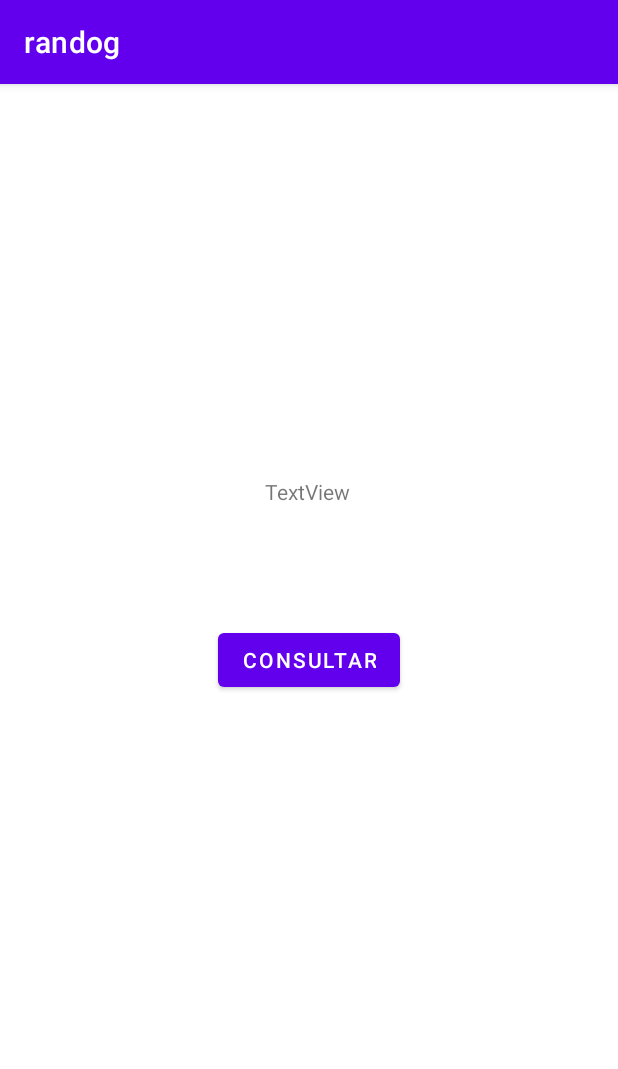
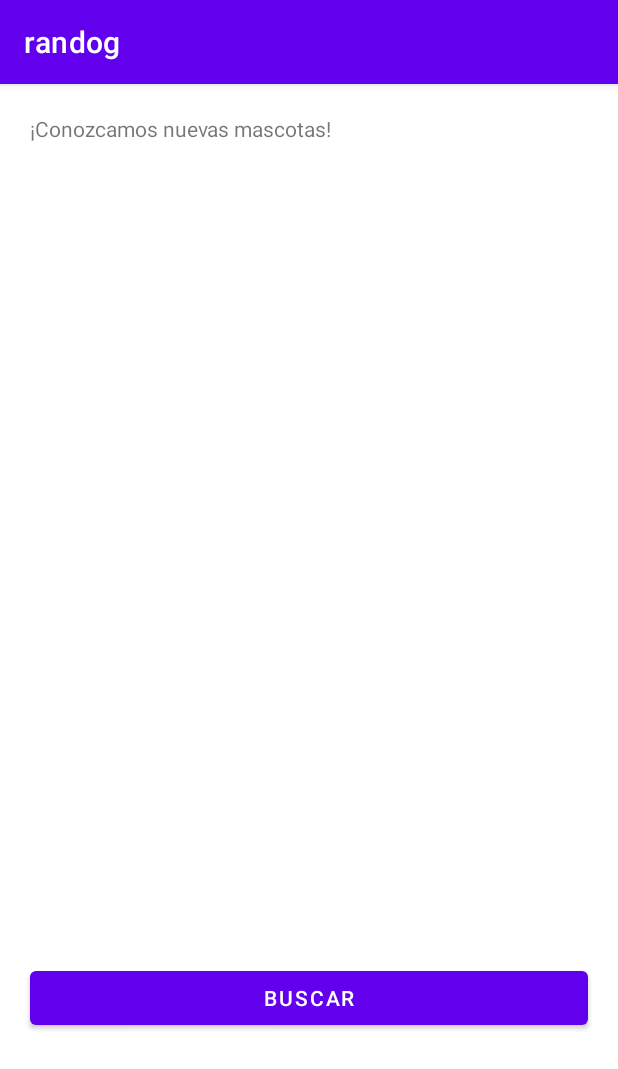
Before and after one commit to CristhianRiveraR/randog, an Android app: the screen it shows after launch (MainActivity), on a phone screen of 412 x 824 dp. Shown: the top 1069 px of the screen. Run offline under Robolectric (Android 15) with nearby library versions, the light colour scheme and no system bars; our stand-ins replace Volley.

Commit message:
Se lsitan las mascotas

```diff
--- a/app/src/main/java/com/example/randog/MainActivity.java
+++ b/app/src/main/java/com/example/randog/MainActivity.java
@@ -6,6 +6,7 @@ import android.os.Bundle;
 import android.view.View;
 import android.widget.Button;
 import android.widget.ImageView;
+import android.widget.ListView;
 import android.widget.TextView;
 
 import com.android.volley.Request;
@@ -14,6 +15,8 @@ import com.android.volley.Response;
 import com.android.volley.VolleyError;
 import com.android.volley.toolbox.StringRequest;
 import com.android.volley.toolbox.Volley;
+import com.example.randog.models.Perro;
+import com.example.randog.resources.Adaptador;
 import com.example.randog.resources.DownLoadImageTask;
 
 
@@ -30,17 +33,21 @@ import javax.net.ssl.X509TrustManager;
 import java.security.KeyManagementException;
 import java.security.NoSuchAlgorithmException;
 import java.security.cert.X509Certificate;
+import java.util.ArrayList;
 import java.util.ResourceBundle;
 
 
 public class MainActivity extends AppCompatActivity {
 
-    Button btnConsultar;
-    TextView txtPrb;
-    RequestQueue requestQueue;
-    ImageView imgDog;
-    String pesoImg;
-    String urlImg =".mp4";
+    private Button btnConsultar;
+    private RequestQueue requestQueue;
+
+    private ListView lvItems;
+    private Adaptador adaptador;
+    private ArrayList<Perro> arrayPerros = new ArrayList<>();
+
+    private String pesoImg="";
+    private String urlImg =".mp4";
     //Pruebas
 
 
@@ -54,20 +61,23 @@ public class MainActivity extends AppCompatActivity {
 
         requestQueue = Volley.newRequestQueue(this);
         initCompnents();
+        llenarItems();
         fixSsl();
 
         setActions();
+
         initThread();
 
     }
 
     private void initCompnents(){
-        btnConsultar = findViewById(R.id.btnConsultar);
-        txtPrb = findViewById(R.id.txtPrb);
-        imgDog = findViewById(R.id.imgDog);
+        lvItems = (ListView) findViewById(R.id.lvItems);
+
+        btnConsultar = (Button)  findViewById(R.id.btnConsultar);
     }
 
     private void setActions(){
+
         btnConsultar.setOnClickListener(new View.OnClickListener() {
             @Override
             public void onClick(View view) {
@@ -76,6 +86,12 @@ public class MainActivity extends AppCompatActivity {
 
             }
         });
+
+
+    }
+
+    private void llenarItems(){
+
     }
 
     private void initThread(){
@@ -85,7 +101,7 @@ public class MainActivity extends AppCompatActivity {
 
                 while(true){
                     try {
-                        Thread.sleep(30000);
+                        Thread.sleep(10000);
                     } catch (InterruptedException e) {
                         e.printStackTrace();
                     }
@@ -94,6 +110,12 @@ public class MainActivity extends AppCompatActivity {
 
             }
         }).start();
+    }
+
+    private void addItem(){
+        arrayPerros.add(new Perro(pesoImg, urlImg));
+        adaptador = new Adaptador(this, arrayPerros);
+        lvItems.setAdapter(adaptador);
     }
 
 
@@ -120,7 +142,7 @@ public class MainActivity extends AppCompatActivity {
                                     stringRequest();
                                 }
                                 else{
-                                    setDataToComponents();
+                                    addItem();
                                     urlImg =".mp4";
                                 }
 
@@ -141,13 +163,13 @@ public class MainActivity extends AppCompatActivity {
         }
 
     }
-
+/*
     private void setDataToComponents(){
         txtPrb.setText(urlImg);
         new DownLoadImageTask(imgDog).execute(urlImg);
 
     }
-
+*/
     private void fixSsl(){
         TrustManager[] trustAllCerts = new TrustManager[] { new X509TrustManager() {
             public java.security.cert.X509Certificate[] getAcceptedIssuers() {
@@ -170,13 +192,12 @@ public class MainActivity extends AppCompatActivity {
             e.printStackTrace();
         }
         HttpsURLConnection.setDefaultSSLSocketFactory(sc.getSocketFactory());
-        // Create all-trusting host name verifier
+
         HostnameVerifier allHostsValid = new HostnameVerifier() {
             public boolean verify(String hostname, SSLSession session) {
                 return true;
             }
         };
-        // Install the all-trusting host verifier
         HttpsURLConnection.setDefaultHostnameVerifier(allHostsValid);
     }
 
--- a/app/src/main/res/layout/activity_main.xml
+++ b/app/src/main/res/layout/activity_main.xml
@@ -6,35 +6,36 @@
     android:layout_height="match_parent"
     tools:context=".MainActivity">
 
-    <Button
-        android:id="@+id/btnConsultar"
-        android:layout_width="wrap_content"
-        android:layout_height="wrap_content"
-        android:text="Consultar"
-        app:layout_constraintBottom_toBottomOf="parent"
-        app:layout_constraintEnd_toEndOf="parent"
-        app:layout_constraintStart_toStartOf="parent"
-        app:layout_constraintTop_toTopOf="parent" />
+    <ScrollView
+        android:layout_width="match_parent"
+        android:layout_height="match_parent">
 
-    <TextView
-        android:id="@+id/txtPrb"
-        android:layout_width="wrap_content"
-        android:layout_height="wrap_content"
-        android:text="TextView"
-        app:layout_constraintBottom_toTopOf="@+id/btnConsultar"
-        app:layout_constraintEnd_toEndOf="parent"
-        app:layout_constraintHorizontal_bias="0.498"
-        app:layout_constraintStart_toStartOf="parent"
-        app:layout_constraintTop_toTopOf="parent"
-        app:layout_constraintVertical_bias="0.77" />
+        <LinearLayout
+            android:layout_width="match_parent"
+            android:layout_height="match_parent"
+            android:layout_margin="10dp"
+            android:orientation="vertical"
+            tools:layout_editor_absoluteX="10dp"
+            tools:layout_editor_absoluteY="10dp">
 
-    <ImageView
-        android:id="@+id/imgDog"
-        android:layout_width="wrap_content"
-        android:layout_height="wrap_content"
-        app:layout_constraintBottom_toTopOf="@+id/txtPrb"
-        app:layout_constraintEnd_toEndOf="parent"
-        app:layout_constraintStart_toStartOf="parent"
-        app:layout_constraintTop_toTopOf="parent"
-        tools:srcCompat="@tools:sample/avatars" />
+            <TextView
+                android:id="@+id/tvDiagLA"
+                android:layout_width="match_parent"
+                android:layout_height="wrap_content"
+                android:layout_margin="10dp"
+                android:text="¡Conozcamos nuevas mascotas!" />
+
+            <ListView
+                android:id="@+id/lvItems"
+                android:layout_width="match_parent"
+                android:layout_height="526dp" />
+            <Button
+                android:id="@+id/btnConsultar"
+                android:layout_width="match_parent"
+                android:layout_height="wrap_content"
+                android:layout_margin="10dp"
+                android:text="Buscar" />
+        </LinearLayout>
+    </ScrollView>
+
 </androidx.constraintlayout.widget.ConstraintLayout>
--- a/app/src/main/res/values/strings.xml
+++ b/app/src/main/res/values/strings.xml
@@ -1,3 +1,6 @@
 <resources>
     <string name="app_name">randog</string>
+    <string name="saludo">¡Hola! el peso de mi imagen es:</string>
+    <string name="descripcion">¡Conozcamos nuevas mascotas!</string>
+    <string name="botonCunsultar">Agregar mascota</string>
 </resources>
```
Also changed, not shown: app/src/main/java/com/example/randog/models/Perro.java (+15 -1 lines), app/src/main/java/com/example/randog/resources/Adaptador.java (added, +58 -0 lines), app/src/main/res/layout/item_perro.xml (added, +30 -0 lines).
